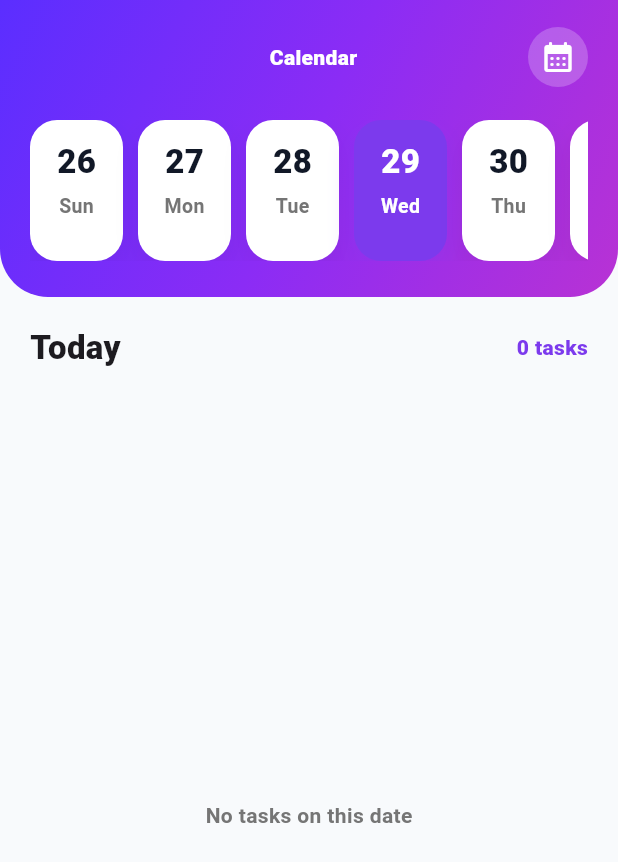
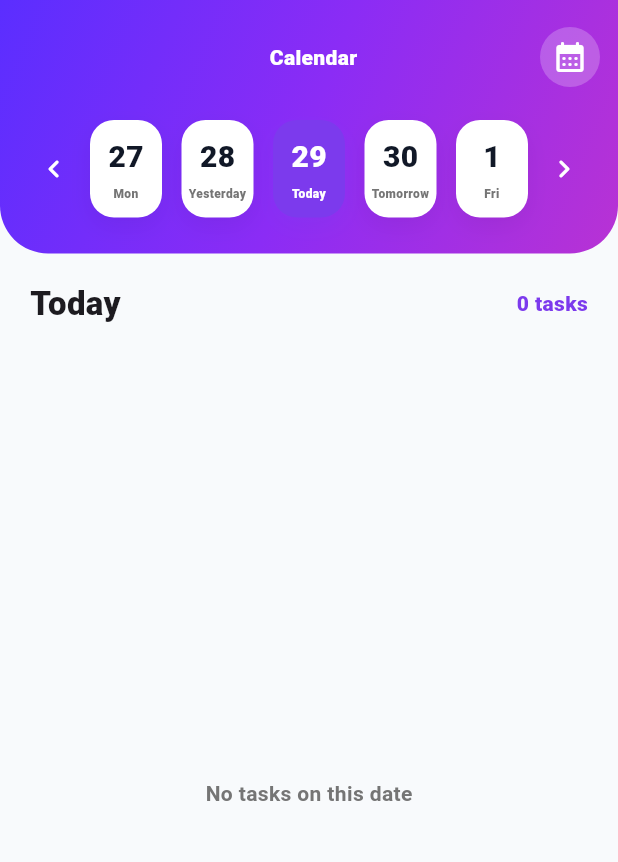
Before and after one commit to parwizdaqiq/demagh, a Flutter app: the TasksPage screen opened directly, on a phone screen of 412 x 824 dp. Shown: the top 862 px of the screen. Run offline on Flutter 3.47's test engine with Material 3 defaults, Android fonts, the phone set to English and light mode, and no system bars; our stand-ins replace flutter_slidable, supabase_flutter; accounts and stored records are empty.

Commit message:
feat: improve calendar UI with centered today, arrow navigation, and dynamic date labels

```diff
--- a/lib/pages/home_page.dart
+++ b/lib/pages/home_page.dart
@@ -277,7 +277,7 @@ class _HomePageState extends State<HomePage> {
             ],
           ),
           const Text(
-            'Demagh',
+            'Hamkar',
             style: TextStyle(
               color: Colors.white,
               fontSize: 34,
--- a/lib/pages/login_page.dart
+++ b/lib/pages/login_page.dart
@@ -123,7 +123,7 @@ class _LoginPageState extends State<LoginPage> {
           mainAxisAlignment: MainAxisAlignment.center,
           children: [
             const Text(
-              'Welcome to Demagh',
+              'Welcome to Hamkar',
               style: TextStyle(
                 fontSize: 26,
                 fontWeight: FontWeight.w800,
--- a/lib/pages/tasks_page.dart
+++ b/lib/pages/tasks_page.dart
@@ -54,6 +54,18 @@ class _TasksPageState extends State<TasksPage> {
     });
   }
 
+  void _goToPreviousDay() {
+    setState(() {
+      _selectedDay = _selectedDay.subtract(const Duration(days: 1));
+    });
+  }
+
+  void _goToNextDay() {
+    setState(() {
+      _selectedDay = _selectedDay.add(const Duration(days: 1));
+    });
+  }
+
   String _friendlyDateLabel() {
     final now = DateTime.now();
     final today = DateTime(now.year, now.month, now.day);
@@ -70,6 +82,20 @@ class _TasksPageState extends State<TasksPage> {
     if (diff == 1) return 'Tomorrow';
 
     return '${_months[_selectedDay.month - 1]} ${_selectedDay.day}, ${_selectedDay.year}';
+  }
+
+  String _dayLabel(DateTime day) {
+    final now = DateTime.now();
+    final today = DateTime(now.year, now.month, now.day);
+    final check = DateTime(day.year, day.month, day.day);
+
+    final diff = check.difference(today).inDays;
+
+    if (diff == 0) return 'Today';
+    if (diff == -1) return 'Yesterday';
+    if (diff == 1) return 'Tomorrow';
+
+    return _weekDays[day.weekday - 1];
   }
 
   DateTime? _getTaskDate(Map<String, dynamic> task) {
@@ -101,11 +127,11 @@ class _TasksPageState extends State<TasksPage> {
   }
 
   List<DateTime> _daysAroundSelectedDay() {
-    return List.generate(14, (index) {
+    return List.generate(5, (index) {
       return DateTime(
         _selectedDay.year,
         _selectedDay.month,
-        _selectedDay.day + index - 3,
+        _selectedDay.day + index - 2,
       );
     });
   }
@@ -135,19 +161,18 @@ class _TasksPageState extends State<TasksPage> {
       },
       child: AnimatedContainer(
         duration: const Duration(milliseconds: 220),
-        width: 62,
-        margin: const EdgeInsets.only(right: 10),
-        padding: const EdgeInsets.symmetric(vertical: 12),
+        width: 48,
+        padding: const EdgeInsets.symmetric(vertical: 10),
         decoration: BoxDecoration(
           color: selected ? const Color(0xFF7C3AED) : Colors.white,
-          borderRadius: BorderRadius.circular(18),
+          borderRadius: BorderRadius.circular(16),
           boxShadow: [
             BoxShadow(
               color: selected
                   ? const Color(0xFF7C3AED).withValues(alpha: 0.30)
                   : Colors.black.withValues(alpha: 0.05),
-              blurRadius: 14,
-              offset: const Offset(0, 7),
+              blurRadius: 12,
+              offset: const Offset(0, 6),
             ),
           ],
         ),
@@ -156,17 +181,19 @@ class _TasksPageState extends State<TasksPage> {
             Text(
               '${day.day}',
               style: TextStyle(
-                fontSize: 22,
+                fontSize: 20,
                 fontWeight: FontWeight.w900,
                 color: selected ? Colors.white : const Color(0xFF111827),
               ),
             ),
             const SizedBox(height: 5),
             Text(
-              _weekDays[day.weekday - 1],
+              _dayLabel(day),
+              textAlign: TextAlign.center,
+              overflow: TextOverflow.ellipsis,
               style: TextStyle(
-                fontSize: 13,
-                fontWeight: FontWeight.w700,
+                fontSize: 8,
+                fontWeight: FontWeight.w800,
                 color: selected ? Colors.white : Colors.grey.shade600,
               ),
             ),
@@ -279,7 +306,7 @@ class _TasksPageState extends State<TasksPage> {
 
   Widget _header() {
     return Container(
-      padding: const EdgeInsets.fromLTRB(20, 18, 20, 24),
+      padding: const EdgeInsets.fromLTRB(12, 18, 12, 24),
       decoration: const BoxDecoration(
         gradient: LinearGradient(
           colors: [
@@ -323,12 +350,25 @@ class _TasksPageState extends State<TasksPage> {
               ],
             ),
             const SizedBox(height: 22),
-            SizedBox(
-              height: 94,
-              child: ListView(
-                scrollDirection: Axis.horizontal,
-                children: _daysAroundSelectedDay().map(_dateCard).toList(),
-              ),
+            Row(
+              children: [
+                IconButton(
+                  onPressed: _goToPreviousDay,
+                  icon: const Icon(Icons.chevron_left_rounded),
+                  color: Colors.white,
+                ),
+                Expanded(
+                  child: Row(
+                    mainAxisAlignment: MainAxisAlignment.spaceBetween,
+                    children: _daysAroundSelectedDay().map(_dateCard).toList(),
+                  ),
+                ),
+                IconButton(
+                  onPressed: _goToNextDay,
+                  icon: const Icon(Icons.chevron_right_rounded),
+                  color: Colors.white,
+                ),
+              ],
             ),
           ],
         ),
```
